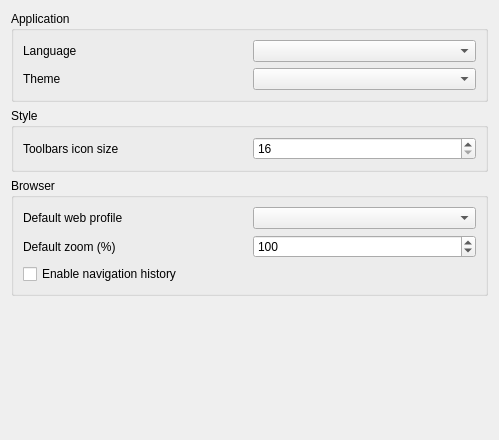
pinnaculum/galacteek, file galacteek/ui/forms/settings_ui.ui: the form before one commit.
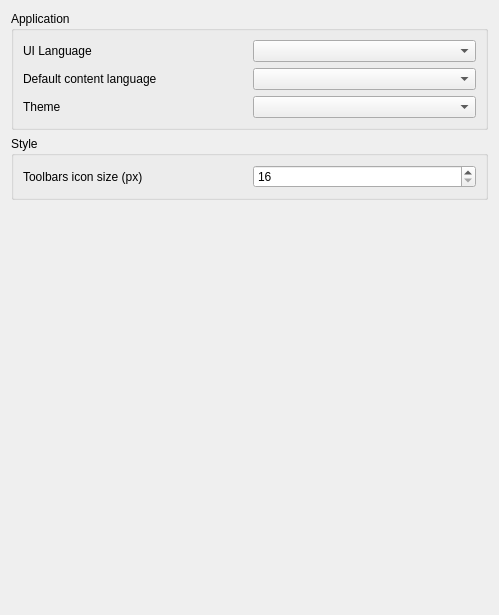
The form after the commit.

```diff
--- a/galacteek/ui/forms/settings_ui.ui
+++ b/galacteek/ui/forms/settings_ui.ui
@@ -7,7 +7,7 @@
     <x>0</x>
     <y>0</y>
     <width>499</width>
-    <height>440</height>
+    <height>615</height>
    </rect>
   </property>
   <property name="windowTitle">
@@ -16,59 +16,6 @@
   <layout class="QGridLayout" name="gridLayout_2">
    <item row="0" column="0">
     <layout class="QGridLayout" name="gridLayout">
-     <item row="2" column="0">
-      <widget class="QGroupBox" name="groupBox_6">
-       <property name="title">
-        <string>Browser</string>
-       </property>
-       <layout class="QGridLayout" name="gridLayout_14">
-        <item row="0" column="0">
-         <layout class="QGridLayout" name="gridLayout_15">
-          <item row="0" column="0">
-           <widget class="QLabel" name="label_25">
-            <property name="text">
-             <string>Default web profile</string>
-            </property>
-           </widget>
-          </item>
-          <item row="2" column="0">
-           <widget class="QCheckBox" name="urlHistoryEnable">
-            <property name="text">
-             <string>Enable navigation history</string>
-            </property>
-           </widget>
-          </item>
-          <item row="0" column="1">
-           <widget class="QComboBox" name="comboDefaultWebProfile"/>
-          </item>
-          <item row="1" column="0">
-           <widget class="QLabel" name="label_26">
-            <property name="text">
-             <string>Default zoom (%)</string>
-            </property>
-           </widget>
-          </item>
-          <item row="1" column="1">
-           <widget class="QSpinBox" name="webEngineDefaultZoom">
-            <property name="minimum">
-             <number>50</number>
-            </property>
-            <property name="maximum">
-             <number>200</number>
-            </property>
-            <property name="singleStep">
-             <number>5</number>
-            </property>
-            <property name="value">
-             <number>100</number>
-            </property>
-           </widget>
-          </item>
-         </layout>
-        </item>
-       </layout>
-      </widget>
-     </item>
      <item row="0" column="0">
       <widget class="QGroupBox" name="groupBox_5">
        <property name="title">
@@ -77,26 +24,39 @@
        <layout class="QGridLayout" name="gridLayout_12">
         <item row="0" column="0">
          <layout class="QGridLayout" name="gridLayout_13">
-          <item row="1" column="1">
-           <widget class="QComboBox" name="language"/>
-          </item>
           <item row="1" column="0">
            <widget class="QLabel" name="label_23">
             <property name="text">
-             <string>Language</string>
+             <string>UI Language</string>
             </property>
            </widget>
           </item>
-          <item row="2" column="1">
-           <widget class="QComboBox" name="themeCombo"/>
-          </item>
-          <item row="2" column="0">
+          <item row="3" column="0">
            <widget class="QLabel" name="label_24">
             <property name="text">
              <string>Theme</string>
             </property>
            </widget>
           </item>
+          <item row="1" column="1">
+           <widget class="QComboBox" name="uiLangTag"/>
+          </item>
+          <item row="3" column="1">
+           <widget class="QComboBox" name="themeCombo"/>
+          </item>
+          <item row="2" column="0">
+           <widget class="QLabel" name="label_2">
+            <property name="toolTip">
+             <string>&lt;html&gt;&lt;head/&gt;&lt;body&gt;&lt;p&gt;&lt;span style=&quot; font-size:11pt;&quot;&gt;The default language when creating or storing new content (like hashmarks)&lt;/span&gt;&lt;/p&gt;&lt;/body&gt;&lt;/html&gt;</string>
+            </property>
+            <property name="text">
+             <string>Default content language</string>
+            </property>
+           </widget>
+          </item>
+          <item row="2" column="1">
+           <widget class="QComboBox" name="contentLangTag"/>
+          </item>
          </layout>
         </item>
        </layout>
@@ -113,7 +73,7 @@
           <item row="0" column="0">
            <widget class="QLabel" name="label">
             <property name="text">
-             <string>Toolbars icon size</string>
+             <string>Toolbars icon size (px)</string>
             </property>
            </widget>
           </item>
```
